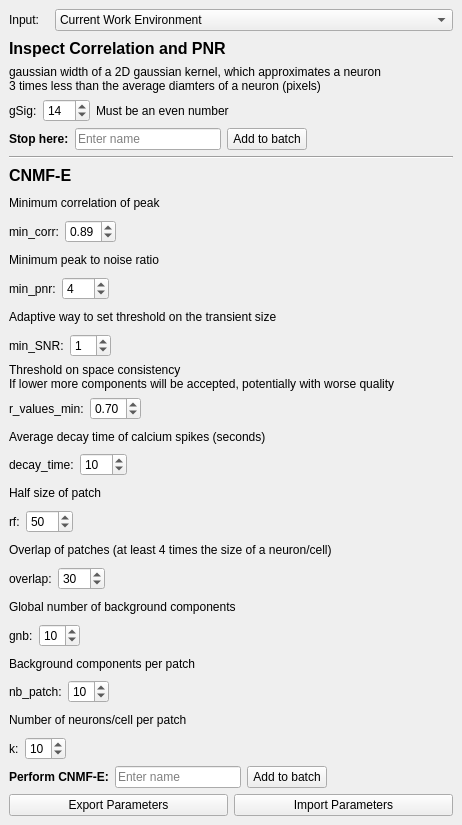
First picture: the form in viewer/modules/ui_files/cnmfe_pytemplate.ui, repository kushalkolar/MESmerize, before the edit.
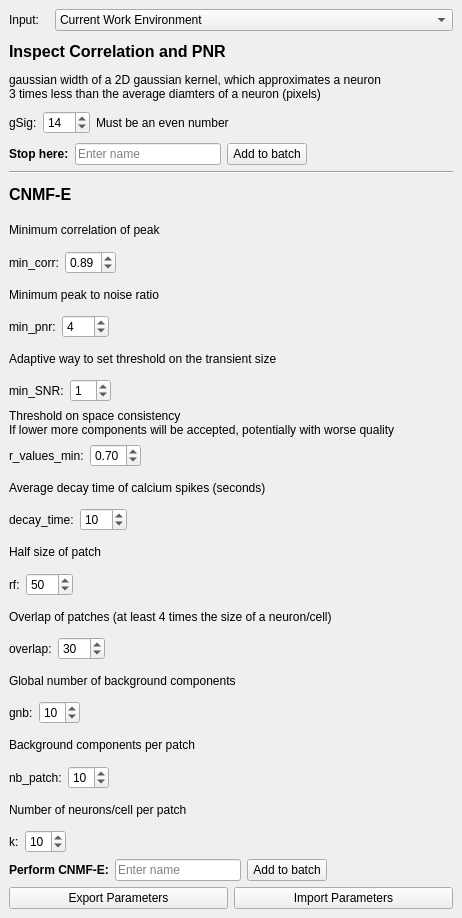
Second picture: the form after the edit.

What changed in the file:
```diff
--- a/viewer/modules/ui_files/cnmfe_pytemplate.ui
+++ b/viewer/modules/ui_files/cnmfe_pytemplate.ui
@@ -10,7 +10,7 @@
     <x>0</x>
     <y>0</y>
     <width>462</width>
-    <height>825</height>
+    <height>918</height>
    </rect>
   </property>
   <property name="floating">
```
Left out of the diff: 1 changed line with no effect on the pictures.
